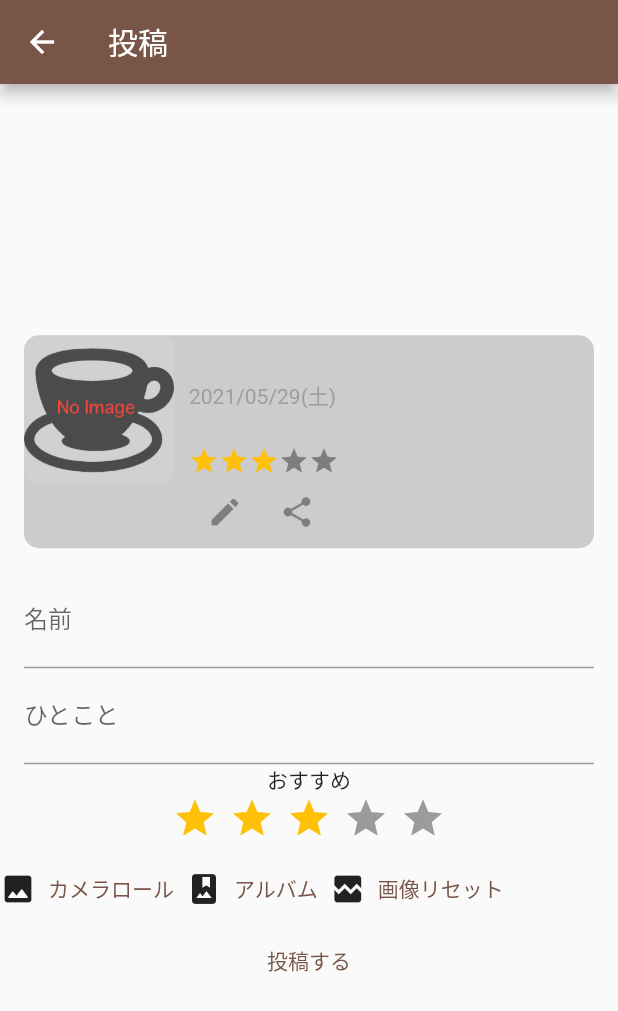
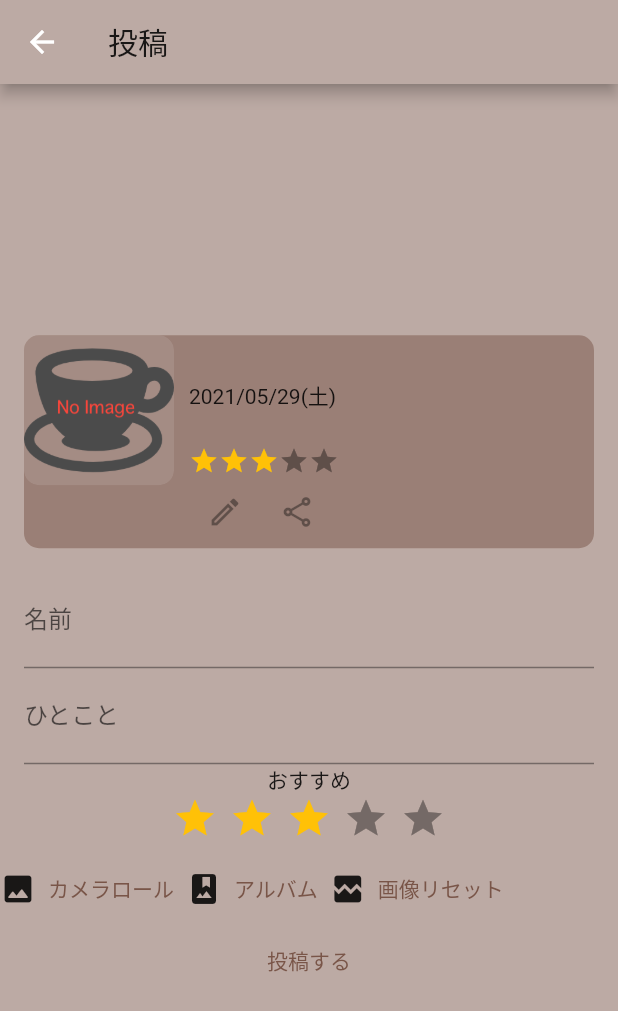
Before and after one commit to y0303noki/coffee_project, a Flutter app: the AddOrEditCardPage screen opened directly, on a phone screen of 412 x 824 dp. Shown: the top 1011 px of the screen. Run offline on Flutter 3.47's test engine with Material 2 defaults, Android fonts, the phone set to English and light mode, and no system bars; drawn by our look-alikes of flutter_easyloading, flutter_rating_bar; our stand-ins replace cloud_firestore, firebase_auth, firebase_core, firebase_storage, google_sign_in, image_picker; missing offline and left inert: esys_flutter_share, sign_button; accounts and stored records are empty.

Commit message:
カラーテーマとか変更

```diff
--- a/lib/ui/add_or_edit_card_page.dart
+++ b/lib/ui/add_or_edit_card_page.dart
@@ -71,8 +71,13 @@ class AddOrEditCardPage extends StatelessWidget {
     return RepaintBoundary(
       key: _globalKey,
       child: Scaffold(
+        backgroundColor: Theme.of(context).backgroundColor,
         appBar: AppBar(
-          title: Text('投稿'),
+          title: Text(
+            '投稿',
+            style: Theme.of(context).textTheme.headline6,
+          ),
+          backgroundColor: Theme.of(context).backgroundColor,
         ),
         body: ChangeNotifierProvider<CardModel>(
           create: (_) => CardModel(),
--- a/lib/ui/list_card.dart
+++ b/lib/ui/list_card.dart
@@ -208,8 +208,7 @@ class ListCard extends StatelessWidget {
   Widget cardWidget(String dateStr, BuildContext context, ListCard listCard) {
     return Container(
       decoration: BoxDecoration(
-        // color: Colors.brown[100],
-        color: Colors.grey.withOpacity(0.5),
+        color: Colors.brown.withOpacity(0.5),
         borderRadius: BorderRadius.circular(10),
       ),
       child: Material(
@@ -254,13 +253,13 @@ class ListCard extends StatelessWidget {
                     style: TextStyle(
                       fontSize: _nameFontSize,
                       fontWeight: FontWeight.bold,
-                      color: const Color(0xff333333),
+                      color: Theme.of(context).textTheme.bodyText1.color,
                     ),
                   ),
                   Text(
                     '$dateStr',
                     style: TextStyle(
-                      color: Colors.grey,
+                      color: Theme.of(context).textTheme.bodyText1.color,
                     ),
                   ),
                   Text(
@@ -268,7 +267,7 @@ class ListCard extends StatelessWidget {
                     style: TextStyle(
                       fontSize: _memoFontSize,
                       fontWeight: FontWeight.normal,
-                      color: const Color(0xff333333),
+                      color: Theme.of(context).textTheme.bodyText1.color,
                     ),
                   ),
                   RatingBarIndicator(
@@ -302,8 +301,8 @@ class ListCard extends StatelessWidget {
                                   }
                                 });
                               },
-                        color: Colors.blue,
-                        icon: Icon(Icons.edit),
+                        color: Theme.of(context).textTheme.bodyText1.color,
+                        icon: Icon(Icons.edit_outlined),
                       ),
                       // SNSで共有ボタン
                       IconButton(
@@ -321,8 +320,8 @@ class ListCard extends StatelessWidget {
                                     'image/png',
                                     text: '今日の1杯を投稿しました！ #CoffeeProject');
                               },
-                        color: Colors.blue,
-                        icon: Icon(Icons.share),
+                        color: Theme.of(context).textTheme.bodyText1.color,
+                        icon: Icon(Icons.share_outlined),
                       ),
                     ],
                   ),
```
Also changed, not shown: lib/ui/home_page.dart (+18 -19 lines), lib/ui/setting_page.dart (+4 -3 lines).
